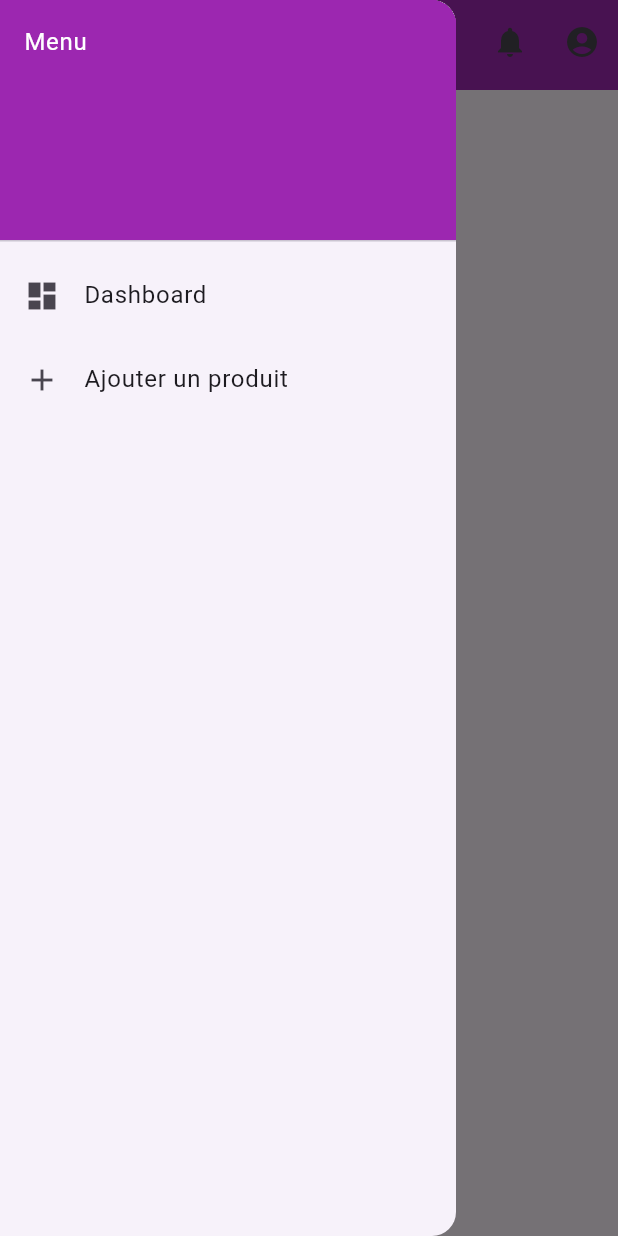
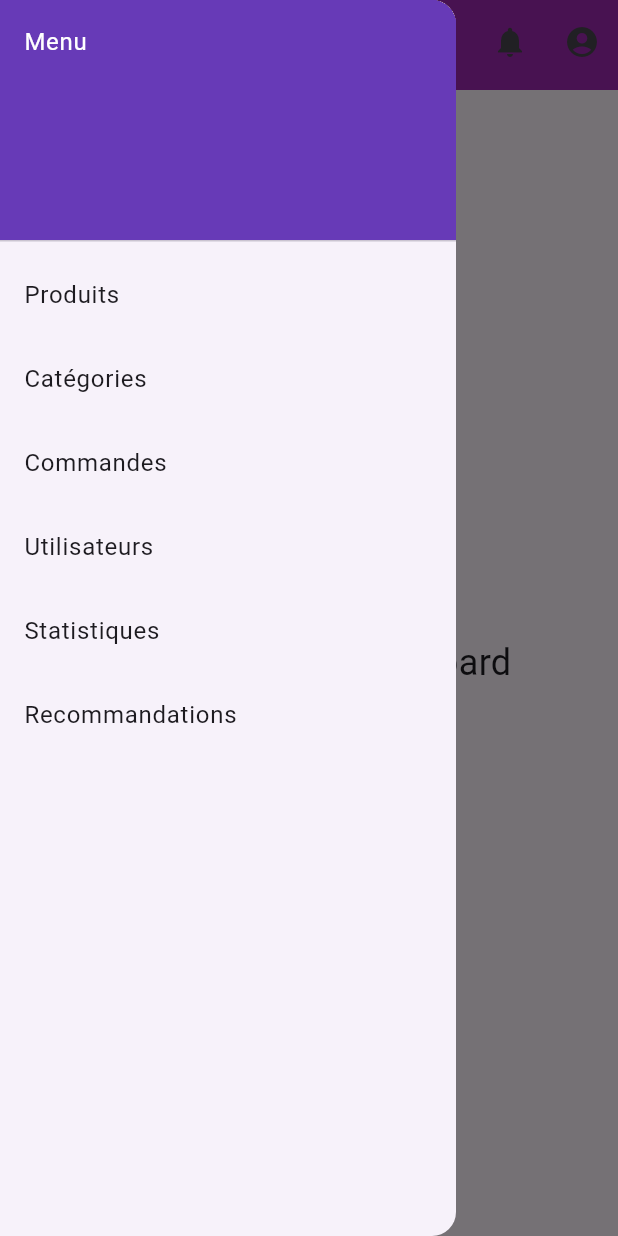
Before and after one commit to hakim70/flutterproject, a Flutter app: the screen it shows after launch, with the side drawer open, on a phone screen of 412 x 824 dp. Run offline on Flutter 3.47's test engine with Material 3 defaults, Android fonts, the phone set to English and light mode, and no system bars.

Commit message:
c o s u r

```diff
--- /dev/null
+++ b/lib/forms/statistics_form.dart
@@ -0,0 +1,19 @@
+import 'package:flutter/material.dart';
+
+class StatisticsForm extends StatelessWidget {
+  @override
+  Widget build(BuildContext context) {
+    return Center(
+      child: Column(
+        mainAxisAlignment: MainAxisAlignment.center,
+        children: [
+          Text('Statistiques générales', style: TextStyle(fontSize: 24)),
+          SizedBox(height: 20),
+          Text('Nombre total de commandes: 120'),
+          Text('Total des ventes: \$2500'),
+          Text('Nombre d\'utilisateurs: 350'),
+        ],
+      ),
+    );
+  }
+}
--- a/lib/main.dart
+++ b/lib/main.dart
@@ -1,7 +1,11 @@
-// main.dart
 import 'package:flutter/material.dart';
 import 'screens/dashboard_screen.dart';
-import 'screens/add_product_screen.dart';
+import 'screens/products_screen.dart';
+import 'screens/categories_screen.dart';
+import 'screens/orders_screen.dart';
+import 'screens/users_screen.dart';
+import 'screens/statistics_screen.dart';
+import 'screens/recommendations_screen.dart';
 
 void main() {
   runApp(AdminDashboardApp());
@@ -13,11 +17,15 @@ class AdminDashboardApp extends StatelessWidget {
     return MaterialApp(
       debugShowCheckedModeBanner: false,
       title: 'Admin Dashboard',
-      theme: ThemeData(primarySwatch: Colors.purple),
-      initialRoute: '/',
+      initialRoute: '/dashboard',
       routes: {
-        '/': (context) => DashboardScreen(),
-        '/add-product': (context) => AddProductScreen(),
+        '/dashboard': (context) => DashboardScreen(),
+        '/products': (context) => ProductsScreen(),
+        '/categories': (context) => CategoriesScreen(),
+        '/orders': (context) => OrdersScreen(),
+        '/users': (context) => UsersScreen(),
+        '/statistics': (context) => StatisticsScreen(),
+        '/recommendations': (context) => RecommendationsScreen(),
       },
     );
   }
--- a/lib/screens/dashboard_screen.dart
+++ b/lib/screens/dashboard_screen.dart
@@ -8,7 +8,9 @@ class DashboardScreen extends StatelessWidget {
     return Scaffold(
       appBar: Navbar(),
       drawer: Sidebar(),
-      body: Center(child: Text('Bienvenue au Dashboard')),
+      body: Center(
+        child: Text('Bienvenue au Dashboard', style: TextStyle(fontSize: 24)),
+      ),
     );
   }
 }
--- a/lib/screens/add_product_screen.dart
+++ b/lib/screens/products_screen.dart
@@ -1,10 +1,9 @@
-// lib/screens/add_product_screen.dart
 import 'package:flutter/material.dart';
 import '../widgets/navbar.dart';
 import '../widgets/sidebar.dart';
-import '../widgets/product_form.dart';
+import '../forms/product_form.dart';
 
-class AddProductScreen extends StatelessWidget {
+class ProductsScreen extends StatelessWidget {
   @override
   Widget build(BuildContext context) {
     return Scaffold(
--- a/lib/widgets/sidebar.dart
+++ b/lib/widgets/sidebar.dart
@@ -1,5 +1,10 @@
-// lib/widgets/sidebar.dart
 import 'package:flutter/material.dart';
+import 'package:admin_dashboard/screens/products_screen.dart';
+import 'package:admin_dashboard/screens/categories_screen.dart';
+import 'package:admin_dashboard/screens/orders_screen.dart';
+import 'package:admin_dashboard/screens/users_screen.dart';
+import 'package:admin_dashboard/screens/statistics_screen.dart';
+import 'package:admin_dashboard/screens/recommendations_screen.dart';
 
 class Sidebar extends StatelessWidget {
   @override
@@ -7,20 +12,46 @@ class Sidebar extends StatelessWidget {
     return Drawer(
       child: ListView(
         padding: EdgeInsets.zero,
-        children: [
+        children: <Widget>[
           DrawerHeader(
-            decoration: BoxDecoration(color: Colors.purple),
+            decoration: BoxDecoration(color: Colors.deepPurple),
             child: Text('Menu', style: TextStyle(color: Colors.white)),
           ),
           ListTile(
-            leading: Icon(Icons.dashboard),
-            title: Text('Dashboard'),
-            onTap: () => Navigator.pushNamed(context, '/'),
+            title: Text('Produits'),
+            onTap: () {
+              Navigator.push(context, MaterialPageRoute(builder: (context) => ProductsScreen()));
+            },
           ),
           ListTile(
-            leading: Icon(Icons.add),
-            title: Text('Ajouter un produit'),
-            onTap: () => Navigator.pushNamed(context, '/add-product'),
+            title: Text('Catégories'),
+            onTap: () {
+              Navigator.push(context, MaterialPageRoute(builder: (context) => CategoriesScreen()));
+            },
+          ),
+          ListTile(
+            title: Text('Commandes'),
+            onTap: () {
+              Navigator.push(context, MaterialPageRoute(builder: (context) => OrdersScreen()));
+            },
+          ),
+          ListTile(
+            title: Text('Utilisateurs'),
+            onTap: () {
+              Navigator.push(context, MaterialPageRoute(builder: (context) => UsersScreen()));
+            },
+          ),
+          ListTile(
+            title: Text('Statistiques'),
+            onTap: () {
+              Navigator.push(context, MaterialPageRoute(builder: (context) => StatisticsScreen()));
+            },
+          ),
+          ListTile(
+            title: Text('Recommandations'),
+            onTap: () {
+              Navigator.push(context, MaterialPageRoute(builder: (context) => RecommendationsScreen()));
+            },
           ),
         ],
       ),
```
Also changed, not shown: lib/forms/category_form.dart (added, +31 -0 lines), lib/forms/order_form.dart (added, +38 -0 lines), lib/forms/product_form.dart (renamed from lib/widgets/product_form.dart, +13 -15 lines), lib/forms/recommendation_form.dart (added, +30 -0 lines), lib/forms/user_form.dart (added, +38 -0 lines), lib/screens/categories_screen.dart (+18 -0 lines), lib/screens/orders_screen.dart (+18 -0 lines), lib/screens/recommendations_screen.dart (+18 -0 lines), lib/screens/statistics_screen.dart (+18 -0 lines), lib/screens/users_screen.dart (+18 -0 lines).
